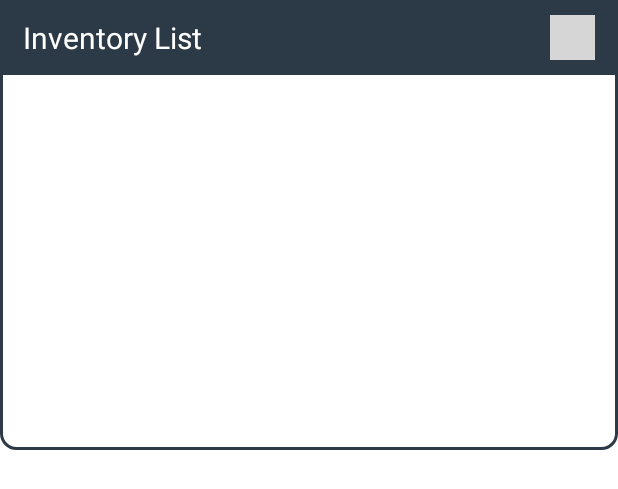
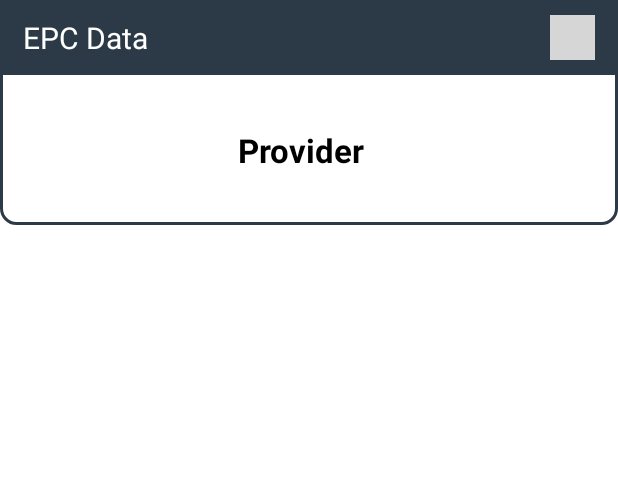
Before and after one commit to jcharly11/rfid-raw-material, an Android app: the layout content_inventory.xml on its own in the app's theme, with its tools: preview values and no code run, on a phone screen of 412 x 824 dp. Shown: the top 489 px of the screen. Run offline under Robolectric (Android 15) with nearby library versions, the light colour scheme and no system bars; grey boxes are pictures that could not be loaded.

Commit message:
full changes from review 3

```diff
--- a/app/src/main/java/com/checkpoint/rfid_raw_material/ActivityBase.kt
+++ b/app/src/main/java/com/checkpoint/rfid_raw_material/ActivityBase.kt
@@ -10,13 +10,14 @@ import com.checkpoint.rfid_raw_material.source.DataRepository
 import com.checkpoint.rfid_raw_material.source.RawMaterialsDatabase
 import com.checkpoint.rfid_raw_material.utils.dialogs.DialogErrorDeviceConnected
 import com.checkpoint.rfid_raw_material.utils.dialogs.DialogLookingForDevice
+import com.checkpoint.rfid_raw_material.utils.dialogs.DialogSelectPairDevices
 
 open class ActivityBase(): AppCompatActivity() {
     var context: Context ?= null
     var localSharedPreferences: LocalPreferences?= null
     var repository: DataRepository?= null
     var dialogErrorDeviceConnected: DialogErrorDeviceConnected?= null
-    var dialogLookingForDevice: DialogLookingForDevice? = null
+    var dialogSelectPairDevices: DialogSelectPairDevices? = null
     var bluetoothHandler: BluetoothHandler?= null
     var deviceInstanceRFID: DeviceInstanceRFID? = null
     var deviceInstanceBARCODE: DeviceInstanceBARCODE? = null
--- a/app/src/main/java/com/checkpoint/rfid_raw_material/utils/dialogs/DialogSelectPairDevices.kt
+++ b/app/src/main/java/com/checkpoint/rfid_raw_material/utils/dialogs/DialogSelectPairDevices.kt
@@ -2,6 +2,7 @@ package com.checkpoint.rfid_raw_material.utils.dialogs
 
 import android.annotation.SuppressLint
 import android.app.Dialog
+import android.content.Context
 import android.os.Bundle
 import android.view.Window
 import android.widget.ArrayAdapter
@@ -15,7 +16,7 @@ import com.checkpoint.rfid_raw_material.adapter.DevicesListAdapter
 import com.checkpoint.rfid_raw_material.source.model.ProviderModel
 import com.checkpoint.rfid_raw_material.utils.dialogs.interfaces.SelectDeviceDialogInterface
 
-class DialogSelectPairDevices(private val fragment: Fragment,val devices: List<String>): Dialog(fragment.requireContext()) {
+class DialogSelectPairDevices(val devices: List<String>,context: Context) : Dialog(context) {
    lateinit var  selectDeviceDialogInterface: SelectDeviceDialogInterface
    private var device =String()
     init {
@@ -36,7 +37,7 @@ class DialogSelectPairDevices(private val fragment: Fragment,val devices: List<S
         listDevices.adapter = adapter
 
 
-         selectDeviceDialogInterface = fragment as SelectDeviceDialogInterface
+         selectDeviceDialogInterface = context as SelectDeviceDialogInterface
 
         buttonSelectDevice.setOnClickListener {
 
--- a/app/src/main/res/layout/content_inventory.xml
+++ b/app/src/main/res/layout/content_inventory.xml
@@ -6,7 +6,7 @@
 
     <LinearLayout
         android:layout_width="match_parent"
-        android:layout_height="300dp"
+        android:layout_height="150dp"
         android:orientation="vertical"
         android:background="@drawable/custom_content">
         <LinearLayout
@@ -20,7 +20,7 @@
             <TextView
                 android:layout_width="0dp"
                 android:layout_height="match_parent"
-                android:text="@string/inventory_list"
+                android:text="@string/epc_data"
                 android:textSize="20dp"
                 android:gravity="center_vertical"
                 android:layout_weight="6"
@@ -40,7 +40,6 @@
                     android:textColor="@color/white"
                     android:gravity="center_vertical|right"></TextView>
             </LinearLayout>
-
         </LinearLayout>
 
         <RelativeLayout
@@ -50,10 +49,34 @@
             android:padding="15dp">
 
             <androidx.recyclerview.widget.RecyclerView
+                android:visibility="gone"
                 android:id="@+id/lvInventory"
                 android:layout_width="match_parent"
                 android:layout_height="match_parent"
                 android:scrollbars="vertical" />
+
+            <LinearLayout
+                android:layout_width="match_parent"
+                android:layout_height="match_parent"
+                android:orientation="horizontal"
+                android:gravity="center_horizontal|center_vertical">
+                <TextView
+                    android:layout_width="wrap_content"
+                    android:layout_height="match_parent"
+                    android:text="@string/provider"
+                    android:gravity="center_vertical"
+                    android:textSize="22sp"
+                    android:textStyle="bold"></TextView>
+
+                <TextView
+                    android:id="@+id/tvProviderEPC"
+                    android:layout_width="wrap_content"
+                    android:layout_height="match_parent"
+                    android:text=""
+                    android:gravity="center_vertical"
+                    android:textSize="22sp"
+                    android:layout_marginLeft="10dp"></TextView>
+            </LinearLayout>
         </RelativeLayout>
     </LinearLayout>
 </LinearLayout>
--- a/app/src/main/res/layout/header_inventory.xml
+++ b/app/src/main/res/layout/header_inventory.xml
@@ -14,7 +14,7 @@
         <TextView
             android:layout_width="wrap_content"
             android:layout_height="match_parent"
-            android:text="@string/inventory_list"
+            android:text="@string/epc_data"
             android:gravity="center_vertical"
             android:textSize="25sp"
             android:textColor="@color/navy"></TextView>
--- a/app/src/main/res/values/strings.xml
+++ b/app/src/main/res/values/strings.xml
@@ -69,5 +69,6 @@
     <string name="id_copied">Id copied to clipboard</string>
     <string name="remove_provider">Remove Provider</string>
     <string name="remove_provider_question">Do you want remove provider?</string>
+    <string name="epc_data">EPC Data</string>
 
 </resources>
```
Also changed, not shown: app/src/main/java/com/checkpoint/rfid_raw_material/MainActivity.kt (+13 -8 lines), app/src/main/java/com/checkpoint/rfid_raw_material/adapter/TagsListAdapter.kt (+7 -1 lines), app/src/main/java/com/checkpoint/rfid_raw_material/ui/inventory/items/ItemsReadFragment.kt (+18 -2 lines), app/src/main/res/layout/fragment_items_read.xml (+23 -2 lines), 1 other file.
